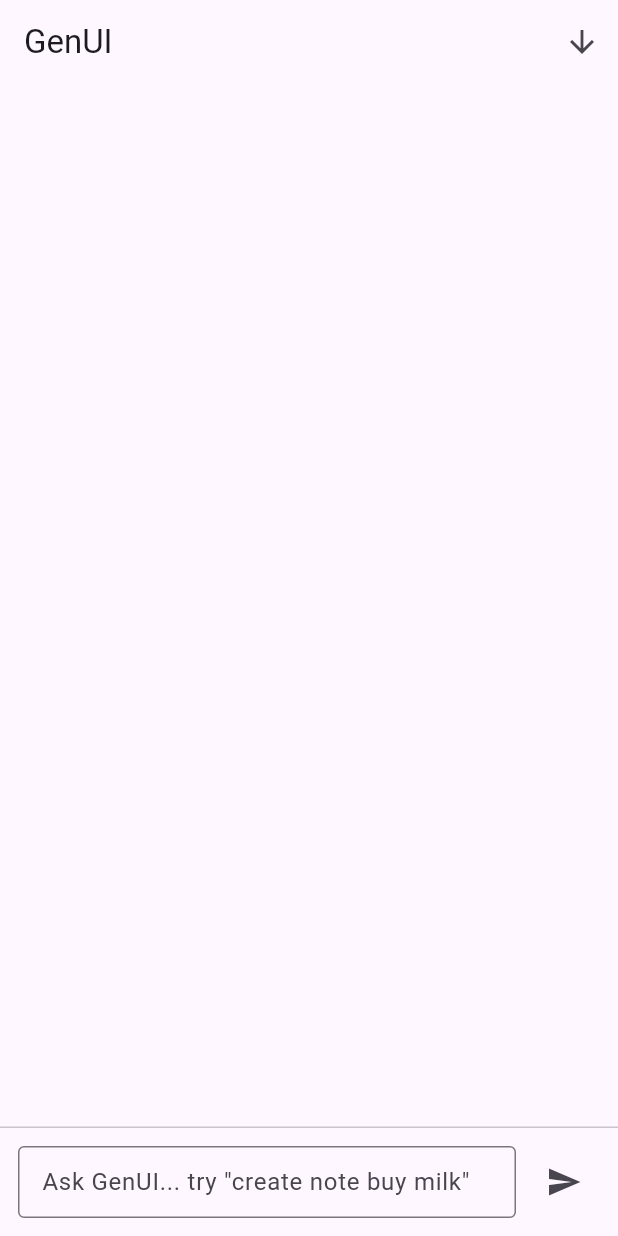
After one commit to SANDAR586/ur-smart-note-taker, a Flutter app: the screen it shows after launch, after a tap on the "send" icon, on a phone screen of 412 x 824 dp. The commit adds this screen. Run offline on Flutter 3.47's test engine with Material 3 defaults, Android fonts, the phone set to English and light mode, and no system bars; our stand-ins replace flutter_riverpod.

Commit message:
create note UI

```diff
--- /dev/null
+++ b/lib/features/gen_ui/gen_ui_screen.dart
@@ -0,0 +1,264 @@
+import 'package:flutter/material.dart';
+import 'package:flutter_riverpod/flutter_riverpod.dart';
+import 'package:ur_smart_note_taker/models/gen_message.dart';
+import 'package:ur_smart_note_taker/models/note.dart';
+import 'package:ur_smart_note_taker/providers/gen_ui_provider.dart';
+
+class GenUiScreen extends ConsumerStatefulWidget {
+  const GenUiScreen({super.key});
+
+  @override
+  ConsumerState<GenUiScreen> createState() => _GenUiScreenState();
+}
+
+class _GenUiScreenState extends ConsumerState<GenUiScreen> {
+  late final TextEditingController _controller;
+  final _scrollController = ScrollController();
+
+  @override
+  void initState() {
+    super.initState();
+    _controller = TextEditingController();
+  }
+
+  @override
+  void dispose() {
+    _controller.dispose();
+    _scrollController.dispose();
+    super.dispose();
+  }
+
+  @override
+  Widget build(BuildContext context) {
+    final state = ref.watch(genUiProvider);
+
+    return Scaffold(
+      appBar: AppBar(
+        title: const Text('GenUI'),
+        actions: [
+          IconButton(
+            tooltip: 'Scroll to latest',
+            onPressed: _scrollToBottom,
+            icon: const Icon(Icons.arrow_downward),
+          ),
+        ],
+      ),
+      body: SafeArea(
+        child: Column(
+          children: [
+            if (state.notes.isNotEmpty) _NotesStrip(notes: state.notes),
+            Expanded(
+              child: ListView.builder(
+                controller: _scrollController,
+                padding:
+                    const EdgeInsets.symmetric(horizontal: 12, vertical: 12),
+                itemCount: state.messages.length,
+                itemBuilder: (context, index) {
+                  final message = state.messages[index];
+                  return _MessageBubble(message: message);
+                },
+              ),
+            ),
+            const Divider(height: 1),
+            _MessageComposer(
+              controller: _controller,
+              onSend: _handleSend,
+            ),
+          ],
+        ),
+      ),
+    );
+  }
+
+  void _handleSend(String value) {
+    ref.read(genUiProvider.notifier).handleUserInput(value);
+    _controller.clear();
+    _scrollToBottom();
+  }
+
+  void _scrollToBottom() {
+    if (!_scrollController.hasClients) return;
+    _scrollController.animateTo(
+      _scrollController.position.maxScrollExtent + 80,
+      duration: const Duration(milliseconds: 250),
+      curve: Curves.easeOut,
+    );
+  }
+}
+
+class _MessageComposer extends StatelessWidget {
+  const _MessageComposer({
+    required this.controller,
+    required this.onSend,
+  });
+
+  final TextEditingController controller;
+  final ValueChanged<String> onSend;
+
+  @override
+  Widget build(BuildContext context) {
+    return Padding(
+      padding: const EdgeInsets.all(12),
+      child: Row(
+        children: [
+          Expanded(
+            child: TextField(
+              controller: controller,
+              minLines: 1,
+              maxLines: 4,
+              textInputAction: TextInputAction.send,
+              onSubmitted: onSend,
+              decoration: const InputDecoration(
+                hintText: 'Ask GenUI... try "create note buy milk"',
+                border: OutlineInputBorder(),
+                isDense: true,
+              ),
+            ),
+          ),
+          const SizedBox(width: 8),
+          IconButton(
+            icon: const Icon(Icons.send),
+            onPressed: () => onSend(controller.text),
+          ),
+        ],
+      ),
+    );
+  }
+}
+
+class _MessageBubble extends StatelessWidget {
+  const _MessageBubble({required this.message});
+
+  final GenMessage message;
+
+  @override
+  Widget build(BuildContext context) {
+    final isUser = message.fromUser;
+    final alignment = isUser ? Alignment.centerRight : Alignment.centerLeft;
+    final bg = isUser
+        ? Theme.of(context).colorScheme.primaryContainer
+        : Theme.of(context).colorScheme.surfaceVariant;
+    final fg = isUser
+        ? Theme.of(context).colorScheme.onPrimaryContainer
+        : Theme.of(context).colorScheme.onSurfaceVariant;
+
+    return Align(
+      alignment: alignment,
+      child: Container(
+        margin: const EdgeInsets.symmetric(vertical: 6),
+        padding: const EdgeInsets.symmetric(horizontal: 14, vertical: 10),
+        constraints: const BoxConstraints(maxWidth: 320),
+        decoration: BoxDecoration(
+          color: bg,
+          borderRadius: BorderRadius.circular(16),
+        ),
+        child: Text(
+          message.text,
+          style: TextStyle(color: fg),
+        ),
+      ),
+    );
+  }
+}
+
+class _NotesStrip extends StatelessWidget {
+  const _NotesStrip({required this.notes});
+
+  final List<Note> notes;
+
+  @override
+  Widget build(BuildContext context) {
+    return Container(
+      width: double.infinity,
+      padding: const EdgeInsets.fromLTRB(12, 12, 12, 6),
+      decoration: BoxDecoration(
+        color: Theme.of(context).colorScheme.surfaceVariant.withOpacity(0.4),
+        border: Border(
+          bottom: BorderSide(
+            color: Theme.of(context).dividerColor,
+          ),
+        ),
+      ),
+      child: Column(
+        crossAxisAlignment: CrossAxisAlignment.start,
+        children: [
+          Text(
+            'Captured notes',
+            style: Theme.of(context).textTheme.titleMedium,
+          ),
+          const SizedBox(height: 8),
+          SizedBox(
+            height: 110,
+            child: ListView.separated(
+              scrollDirection: Axis.horizontal,
+              itemBuilder: (context, index) {
+                final note = notes[index];
+                return _NoteCard(note: note);
+              },
+              separatorBuilder: (_, __) => const SizedBox(width: 10),
+              itemCount: notes.length,
+            ),
+          ),
+        ],
+      ),
+    );
+  }
+}
+
+class _NoteCard extends StatelessWidget {
+  const _NoteCard({required this.note});
+
+  final Note note;
+
+  @override
+  Widget build(BuildContext context) {
+    return Container(
+      width: 200,
+      padding: const EdgeInsets.all(12),
+      decoration: BoxDecoration(
+        color: Theme.of(context).colorScheme.primaryContainer,
+        borderRadius: BorderRadius.circular(12),
+        border: Border.all(
+          color: Theme.of(context).colorScheme.primary.withOpacity(0.3),
+        ),
+      ),
+      child: Column(
+        crossAxisAlignment: CrossAxisAlignment.start,
+        children: [
+          Text(
+            note.title,
+            maxLines: 2,
+            overflow: TextOverflow.ellipsis,
+            style: Theme.of(context)
+                .textTheme
+                .titleSmall
+                ?.copyWith(fontWeight: FontWeight.w700),
+          ),
+          const SizedBox(height: 8),
+          Expanded(
+            child: Text(
+              note.body ?? 'No body captured',
+              maxLines: 3,
+              overflow: TextOverflow.ellipsis,
+              style: Theme.of(context).textTheme.bodySmall,
+            ),
+          ),
+          const SizedBox(height: 4),
+          Text(
+            _formatTime(note.createdAt),
+            style: Theme.of(context)
+                .textTheme
+                .labelSmall
+                ?.copyWith(color: Theme.of(context).hintColor),
+          ),
+        ],
+      ),
+    );
+  }
+
+  String _formatTime(DateTime time) {
+    final hh = time.hour.toString().padLeft(2, '0');
+    final mm = time.minute.toString().padLeft(2, '0');
+    return '$hh:$mm';
+  }
+}
--- /dev/null
+++ b/lib/models/note.dart
@@ -0,0 +1,17 @@
+import 'package:flutter/foundation.dart';
+
+/// Lightweight note model created from GenUI intents.
+@immutable
+class Note {
+  const Note({
+    required this.id,
+    required this.title,
+    this.body,
+    required this.createdAt,
+  });
+
+  final String id;
+  final String title;
+  final String? body;
+  final DateTime createdAt;
+}
--- /dev/null
+++ b/lib/providers/gen_ui_provider.dart
@@ -0,0 +1,94 @@
+import 'dart:math';
+
+import 'package:flutter_riverpod/flutter_riverpod.dart';
+import 'package:ur_smart_note_taker/models/gen_message.dart';
+import 'package:ur_smart_note_taker/models/note.dart';
+
+class GenUiState {
+  const GenUiState({
+    this.messages = const [],
+    this.notes = const [],
+  });
+
+  final List<GenMessage> messages;
+  final List<Note> notes;
+
+  GenUiState copyWith({
+    List<GenMessage>? messages,
+    List<Note>? notes,
+  }) {
+    return GenUiState(
+      messages: messages ?? this.messages,
+      notes: notes ?? this.notes,
+    );
+  }
+}
+
+class GenUiController extends StateNotifier<GenUiState> {
+  GenUiController() : super(const GenUiState());
+
+  void handleUserInput(String rawInput) {
+    final input = rawInput.trim();
+    if (input.isEmpty) return;
+
+    final now = DateTime.now();
+    final userMessage = GenMessage(
+      id: _nextId(),
+      text: input,
+      fromUser: true,
+      createdAt: now,
+    );
+
+    final wantsNote = _containsCreateNote(input);
+    Note? createdNote;
+    if (wantsNote) {
+      createdNote = _buildNoteFrom(input);
+    }
+
+    final botMessage = GenMessage(
+      id: _nextId(),
+      text: wantsNote
+          ? 'Got it! I created a note for you.'
+          : "I'm listening. Tell me what you need—say \"create note\" to capture one.",
+      fromUser: false,
+      createdAt: DateTime.now(),
+    );
+
+    final updatedMessages = List<GenMessage>.from(state.messages)
+      ..addAll([userMessage, botMessage]);
+
+    final updatedNotes = createdNote != null
+        ? (List<Note>.from(state.notes)..add(createdNote))
+        : state.notes;
+
+    state = state.copyWith(messages: updatedMessages, notes: updatedNotes);
+  }
+
+  bool _containsCreateNote(String input) {
+    return input.toLowerCase().contains('create note');
+  }
+
+  Note _buildNoteFrom(String input) {
+    final normalized = input.toLowerCase();
+    final phraseIndex = normalized.indexOf('create note');
+    final afterPhrase = phraseIndex >= 0
+        ? input
+            .substring(min(input.length, phraseIndex + 'create note'.length))
+            .trim()
+        : '';
+    final title = afterPhrase.isNotEmpty ? afterPhrase : 'New note';
+
+    return Note(
+      id: _nextId(),
+      title: title,
+      body: afterPhrase.isNotEmpty ? input : null,
+      createdAt: DateTime.now(),
+    );
+  }
+
+  String _nextId() => DateTime.now().microsecondsSinceEpoch.toString();
+}
+
+final genUiProvider = StateNotifierProvider<GenUiController, GenUiState>(
+  (ref) => GenUiController(),
+);
```
Also changed, not shown: lib/main.dart (+2 -21 lines), lib/models/gen_message.dart (added, +17 -0 lines).
